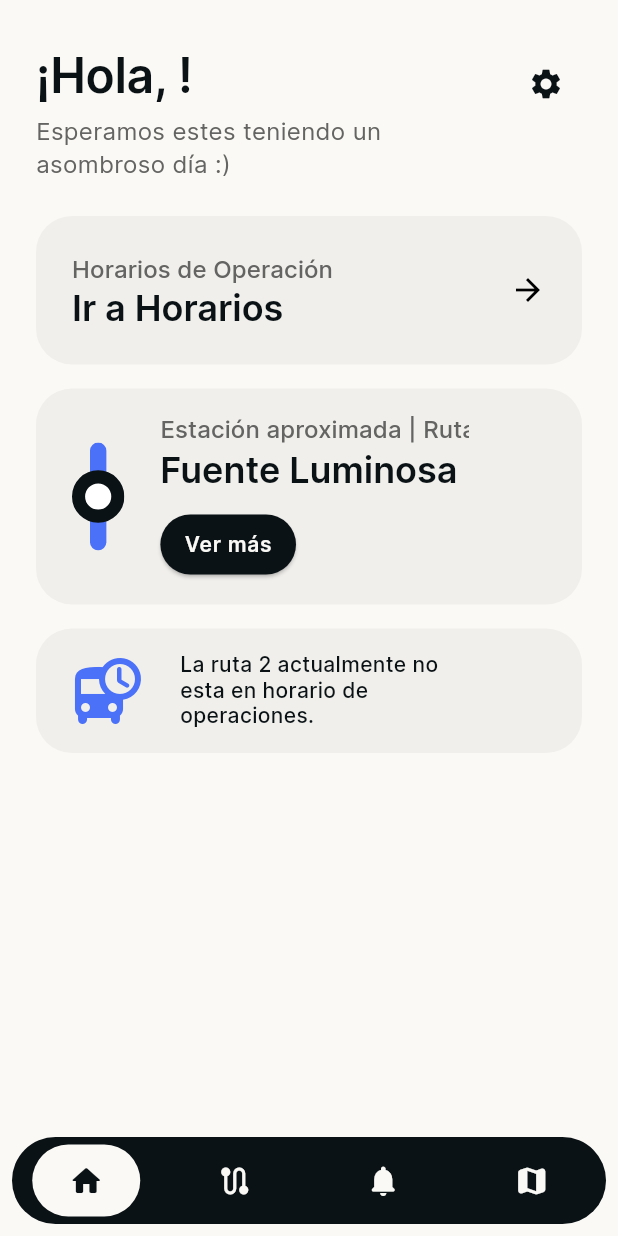
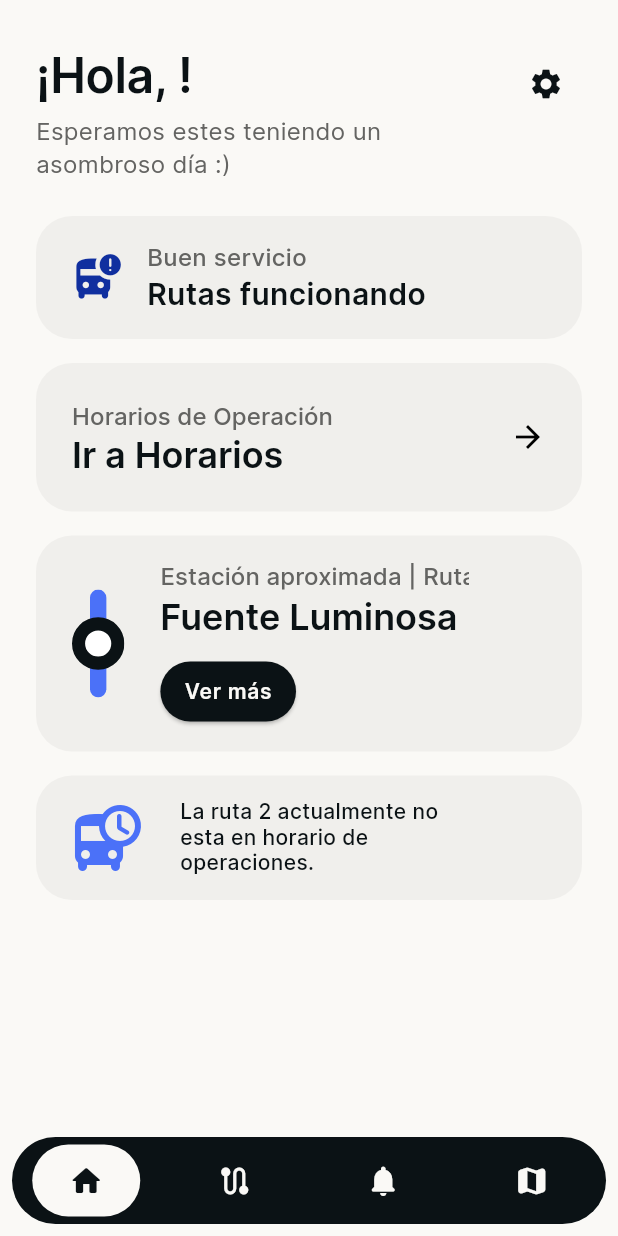
Before and after one commit to movilidad-up/simup-up-app, a Flutter app: the DashboardView screen opened directly, on a phone screen of 412 x 824 dp. Run offline on Flutter 3.47's test engine with Material 3 defaults, Android fonts, the phone set to English and light mode, and no system bars; drawn by our look-alikes of marquee; our stand-ins replace flutter_local_notifications, flutter_svg, flutter_timezone, rx_shared_preferences, scrollable_positioned_list, shared_preferences and 2 more; missing offline and left inert: cron, feature_discovery, zoom_widget; accounts and stored records are empty; generated files the repository leaves out were written again; network calls fail.

Commit message:
SMP-016 - Improves rainy weather widget into route status widget.

```diff
--- a/lib/enums/enums.dart
+++ b/lib/enums/enums.dart
@@ -66,3 +66,9 @@ enum Zone {
   santander,
   tucunare
 }
+
+enum Status {
+  rainy,
+  operational,
+  nonOperational
+}
--- a/lib/l10n/app_es.arb
+++ b/lib/l10n/app_es.arb
@@ -75,8 +75,12 @@
   "saturdays": "Sábados",
   "station": "Estación",
   "arrivalTimes": "Horas de llegada",
-  "systemDelays": "Retrasos en el sistema",
-  "rainyWeather": "Clima lluvioso",
+  "operationalLabel": "Buen servicio",
+  "operationalTitle": "Rutas funcionando",
+  "nonOperationalLabel": "Fuera de operación",
+  "nonOperationalTitle": "Rutas en reposo",
+  "rainyLabel": "Retrasos en el sistema",
+  "rainyTitle": "Clima lluvioso",
 
   "settingsTitle": "Configuración",
   "notificationsSection": "Notificaciones",
--- a/lib/views/components/schedules_card.dart
+++ b/lib/views/components/schedules_card.dart
@@ -1,8 +1,6 @@
 import 'package:flutter/material.dart';
 import 'package:flutter_gen/gen_l10n/app_localizations.dart';
-import 'package:simup_up/views/schedules_view.dart';
 import 'package:simup_up/views/styles/spaces.dart';
-import 'package:simup_up/views/utils/custom-page-router.dart';
 
 class SchedulesCard extends StatefulWidget {
   final VoidCallback onSchedulesTap;
--- /dev/null
+++ b/lib/views/components/status_card.dart
@@ -0,0 +1,122 @@
+import 'package:flutter/material.dart';
+import 'package:flutter_gen/gen_l10n/app_localizations.dart';
+import 'package:simup_up/enums/enums.dart';
+import 'package:simup_up/views/styles/spaces.dart';
+import 'package:simup_up/views/utils/route_status_checker.dart';
+import 'package:simup_up/views/utils/weather_checker.dart';
+
+class StatusCard extends StatefulWidget {
+  const StatusCard({
+    Key? key,
+  }) : super(key: key);
+
+  @override
+  State<StatusCard> createState() => _StatusCardState();
+}
+
+class _StatusCardState extends State<StatusCard> {
+  late Status routeStatus = Status.operational;
+
+  @override
+  void initState() {
+    super.initState();
+    _checkStatus();
+  }
+
+  void _checkStatus() async {
+    WeatherChecker weatherChecker = WeatherChecker();
+
+    if (_isRouteOperational()) {
+      if (await weatherChecker.shouldRun()) {
+        bool isRainyWeather = await weatherChecker.isRainy();
+        routeStatus = isRainyWeather ? Status.rainy : Status.operational;
+      } else {
+        routeStatus = Status.operational;
+      }
+    } else {
+      routeStatus = Status.nonOperational;
+    }
+  }
+
+  bool _isRouteOperational() {
+    return RouteStatusChecker.shouldGenerateRoute();
+  }
+
+  Map<String, dynamic> _getStatusInfo() {
+    Map<String, dynamic> statusInfo = {};
+    IconData icon = Icons.bus_alert_rounded;
+    String label = AppLocalizations.of(context)!.operationalLabel;
+    String title = AppLocalizations.of(context)!.operationalTitle;
+
+    if (routeStatus == Status.rainy) {
+      icon = Icons.cloud_rounded;
+      label = AppLocalizations.of(context)!.rainyLabel;
+      title = AppLocalizations.of(context)!.rainyTitle;
+    } else if (routeStatus == Status.nonOperational) {
+      icon = Icons.mode_night_rounded;
+      label = AppLocalizations.of(context)!.nonOperationalLabel;
+      title = AppLocalizations.of(context)!.nonOperationalTitle;
+    }
+
+    statusInfo.addAll({"icon": icon, "label": label, "title": title});
+
+    return statusInfo;
+  }
+
+  @override
+  Widget build(BuildContext context) {
+    Map<String, dynamic> statusInfo = _getStatusInfo();
+
+    return Material(
+      borderRadius: BorderRadius.circular(24.0),
+      color: Theme.of(context).colorScheme.surface,
+      child: Padding(
+        padding: const EdgeInsets.symmetric(vertical: 8.0, horizontal: 24.0),
+        child: Padding(
+          padding: const EdgeInsets.symmetric(vertical: 8.0),
+          child: Row(
+            children: [
+              Expanded(
+                child: Row(
+                  mainAxisAlignment: MainAxisAlignment.start,
+                  children: [
+                    Icon(
+                      statusInfo["icon"],
+                      color: Theme.of(context).colorScheme.primary,
+                      size: 34.0,
+                    ),
+                    HorizontalSpacing(16.0),
+                    Column(
+                      crossAxisAlignment: CrossAxisAlignment.start,
+                      children: [
+                        Text(
+                          statusInfo["label"],
+                          style: TextStyle(
+                              color: Theme.of(context).colorScheme.tertiary,
+                              fontSize: 16.0,
+                              fontFamily: 'Inter',
+                              fontWeight: FontWeight.w500
+                          ),
+                        ),
+                        Text(
+                          statusInfo["title"],
+                          style: TextStyle(
+                            color: Theme.of(context).colorScheme.onBackground,
+                            fontSize: 20.0,
+                            fontFamily: 'Inter',
+                            fontWeight: FontWeight.w600
+                          ),
+                        ),
+                      ],
+                    ),
+                    VerticalSpacing(12.0),
+                  ],
+                ),
+              ),
+            ],
+          ),
+        ),
+      ),
+    );
+  }
+}
--- a/lib/views/home_view.dart
+++ b/lib/views/home_view.dart
@@ -3,13 +3,12 @@ import 'package:shared_preferences/shared_preferences.dart';
 import 'package:simup_up/views/components/animated_rectangle.dart';
 import 'package:simup_up/views/components/current_station_card.dart';
 import 'package:simup_up/views/components/schedules_card.dart';
-import 'package:simup_up/views/components/weather_card.dart';
+import 'package:simup_up/views/components/status_card.dart';
 import 'package:simup_up/views/settings_view.dart';
 import 'package:simup_up/views/styles/spaces.dart';
 import 'package:flutter_gen/gen_l10n/app_localizations.dart';
 import 'package:simup_up/views/utils/custom-page-router.dart';
 import 'package:simup_up/views/utils/update-observable.dart';
-import 'package:simup_up/views/utils/weather_checker.dart';
 
 class HomeView extends StatefulWidget {
   final VoidCallback onCurrentStationTap;
@@ -23,7 +22,6 @@ class HomeView extends StatefulWidget {
 }
 
 class _HomeViewState extends State<HomeView> {
-  bool isRainyWeather = false;
   late String? userName;
 
   @override
@@ -31,26 +29,12 @@ class _HomeViewState extends State<HomeView> {
     userName = '';
     super.initState();
     _loadUserData();
-    _checkWeather();
-  }
-
-  void _checkWeather() async {
-    WeatherChecker weatherChecker = WeatherChecker();
-    if (await weatherChecker.shouldRun()) {
-      isRainyWeather = await weatherChecker.isRainy();
-    }
   }
 
   void _loadUserData() async {
     SharedPreferences prefs = await SharedPreferences.getInstance();
     setState(() {
       userName = prefs.getString('userName') ?? '';
-    });
-  }
-
-  void _closeWeatherCard() {
-    setState(() {
-      isRainyWeather = false;
     });
   }
 
@@ -111,30 +95,8 @@ class _HomeViewState extends State<HomeView> {
                     slivers: [
                       SliverList(
                         delegate: SliverChildListDelegate([
-                          AnimatedSize(
-                            duration: const Duration(milliseconds: 200),
-                            child: Column(
-                              children: [
-                                AnimatedClipRect(
-                                  open: isRainyWeather,
-                                  horizontalAnimation: false,
-                                  verticalAnimation: true,
-                                  alignment: Alignment.center,
-                                  duration: const Duration(milliseconds: 300),
-                                  curve: Curves.easeOut,
-                                  reverseCurve: Curves.easeIn,
-                                  child: Column(
-                                    children: [
-                                      WeatherCard(
-                                        onCloseTap: _closeWeatherCard,
-                                      ),
-                                      VerticalSpacing(16.0),
-                                    ],
-                                  ),
-                                ),
-                              ],
-                            ),
-                          ),
+                          const StatusCard(),
+                          VerticalSpacing(16.0),
                           SchedulesCard(
                             onSchedulesTap: widget.onSchedulesTap,
                           ),
```
Also changed, not shown: lib/l10n/app_en.arb (+20 -4 lines).
